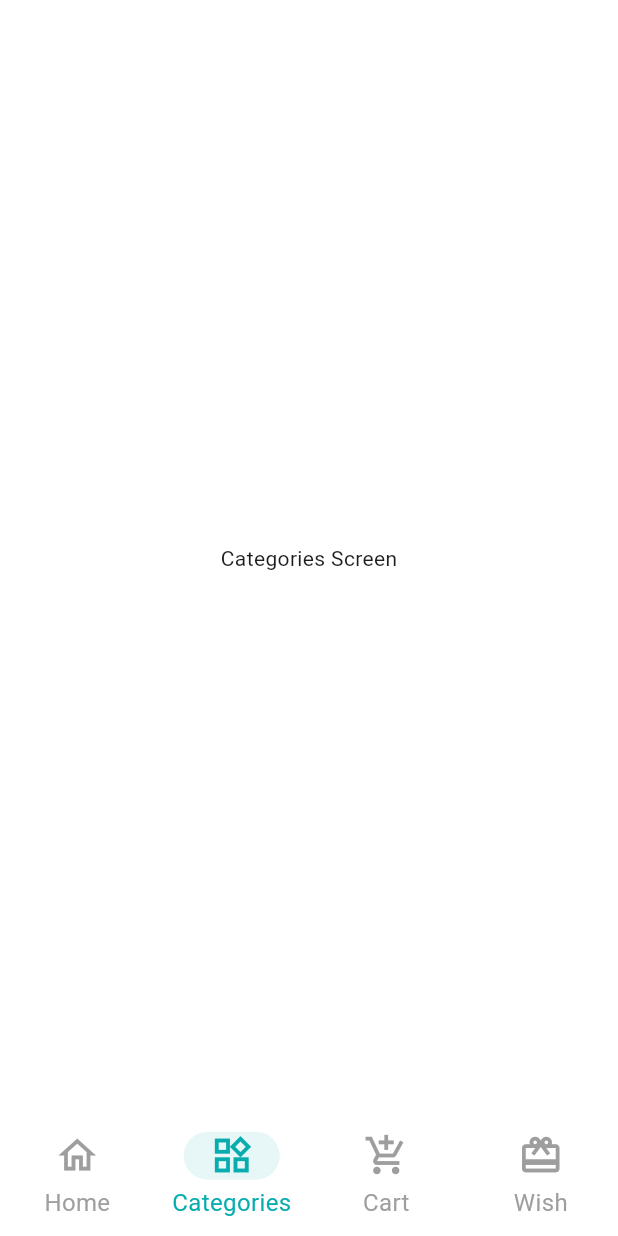
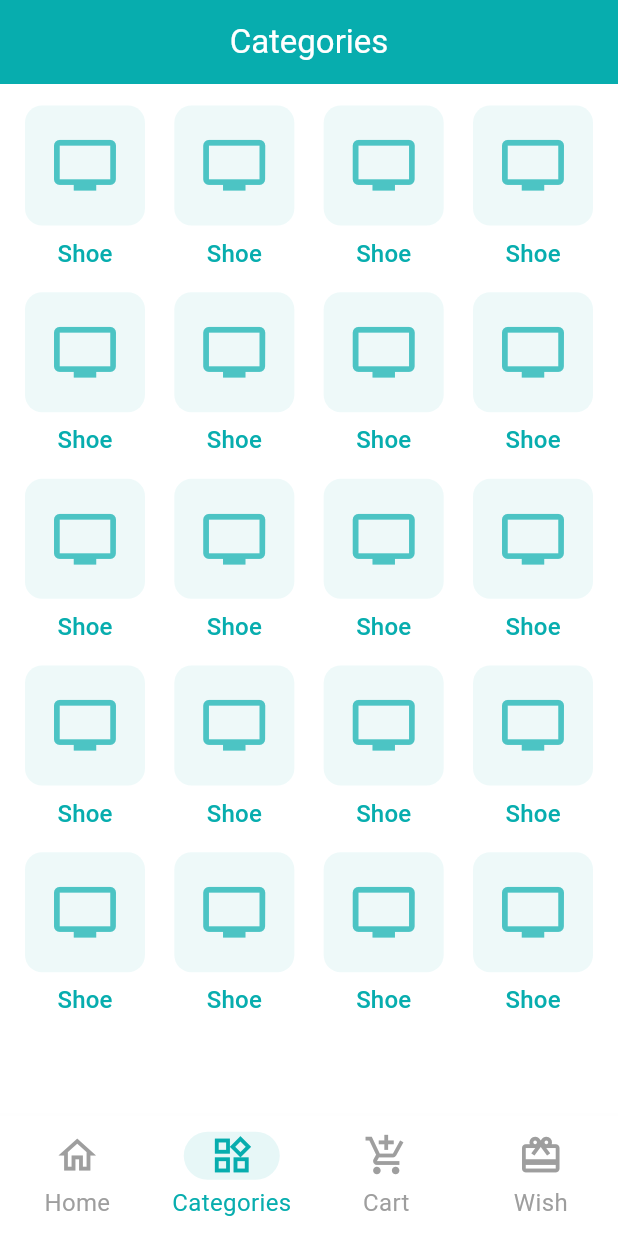
Before and after one commit to Istiakahmed180/crafty_bay, a Flutter app: the screen it shows after launch, item 2 of the bottom bar chosen, on a phone screen of 412 x 824 dp. Run offline on Flutter 3.47's test engine with Material 3 defaults, Android fonts, the phone set to English and light mode, and no system bars; our stand-ins replace flutter_screenutil, flutter_svg, fluttertoast, get, pin_code_fields, smooth_page_indicator.

Commit message:
categories screen design complete

```diff
--- a/lib/src/app/config/theme/light_theme.dart
+++ b/lib/src/app/config/theme/light_theme.dart
@@ -6,6 +6,7 @@ class LightTheme {
     return ThemeData(
         brightness: Brightness.light,
         scaffoldBackgroundColor: AppColors.white,
+        appBarTheme: _buildAppBarTheme(),
         inputDecorationTheme: _buildInputDecorationTheme(),
         elevatedButtonTheme: _buildElevatedButtonThemeData(),
         navigationBarTheme: _buildNavigationBarThemeData());
@@ -31,6 +32,11 @@ class LightTheme {
       surfaceTintColor: Colors.transparent,
       shadowColor: AppColors.black.withAlpha(50),
     );
+  }
+
+  static AppBarTheme _buildAppBarTheme() {
+    return AppBarTheme(
+        backgroundColor: AppColors.primary, foregroundColor: AppColors.white);
   }
 
   static ElevatedButtonThemeData _buildElevatedButtonThemeData() {
--- a/lib/src/common/widgets/navigation_cmn/navigation_cmn.dart
+++ b/lib/src/common/widgets/navigation_cmn/navigation_cmn.dart
@@ -1,7 +1,7 @@
 import 'package:crafty_bay/src/common/controller/navigation_cmn/navigation_cmn_controller.dart';
 import 'package:crafty_bay/src/screens/home/cart/view/cart_screen.dart';
 import 'package:crafty_bay/src/screens/home/categories/view/categories_screen.dart';
-import 'package:crafty_bay/src/screens/home/home/view/home_screen.dart';
+import 'package:crafty_bay/src/screens/home/home/view/UI/home_screen.dart';
 import 'package:crafty_bay/src/screens/home/wish/view/wish_screen.dart';
 import 'package:flutter/material.dart';
 import 'package:get/get.dart';
--- a/lib/src/screens/home/categories/view/categories_screen.dart
+++ b/lib/src/screens/home/categories/view/categories_screen.dart
@@ -1,12 +1,29 @@
+import 'package:crafty_bay/src/screens/home/home/view/widgets/category_card.dart';
 import 'package:flutter/material.dart';
+import 'package:flutter_screenutil/flutter_screenutil.dart';
 
 class CategoriesScreen extends StatelessWidget {
   const CategoriesScreen({super.key});
 
   @override
   Widget build(BuildContext context) {
-    return Center(
-      child: Text("Categories Screen"),
+    return Scaffold(
+      appBar: AppBar(
+        centerTitle: true,
+        title: const Text("Categories"),
+      ),
+      body: GridView.builder(
+        padding: EdgeInsets.symmetric(vertical: 12.h, horizontal: 6.w),
+        physics: const BouncingScrollPhysics(),
+        gridDelegate: const SliverGridDelegateWithFixedCrossAxisCount(
+          crossAxisCount: 4,
+          childAspectRatio: 0.8,
+        ),
+        itemCount: 20,
+        itemBuilder: (context, index) {
+          return CategoryCard(icon: Icons.tv, title: "Shoe");
+        },
+      ),
     );
   }
 }
--- a/lib/src/screens/home/home/widgets/category_card.dart
+++ b/lib/src/screens/home/home/view/widgets/category_card.dart
@@ -16,8 +16,8 @@ class CategoryCard extends StatelessWidget {
           width: 80,
           height: 80,
           decoration: BoxDecoration(
-              borderRadius: BorderRadius.circular(8.r),
-              color: AppColors.primary.withValues(alpha: 0.1)),
+              borderRadius: BorderRadius.circular(10.r),
+              color: AppColors.primary.withValues(alpha: 0.07)),
           child: Icon(
             icon,
             size: 45,
@@ -30,8 +30,8 @@ class CategoryCard extends StatelessWidget {
         Text(
           title,
           style: Theme.of(context).textTheme.titleMedium!.copyWith(
-                fontSize: 16.sp,
-                fontWeight: FontWeight.w400,
+                fontSize: 14.sp,
+                fontWeight: FontWeight.w500,
                 color: AppColors.primary,
               ),
         )
--- a/lib/src/screens/home/home/widgets/product_card.dart
+++ b/lib/src/screens/home/home/view/widgets/product_card.dart
@@ -16,7 +16,7 @@ class ProductCard extends StatelessWidget {
             offset: Offset(0, 1),
           ),
         ],
-        borderRadius: BorderRadius.circular(8.r),
+        borderRadius: BorderRadius.circular(10.r),
       ),
       width: 155.w,
       child: Column(
@@ -38,8 +38,8 @@ class ProductCard extends StatelessWidget {
                 ),
               ],
               borderRadius: BorderRadius.only(
-                  bottomLeft: Radius.circular(8.r),
-                  bottomRight: Radius.circular(8.r)),
+                  bottomLeft: Radius.circular(10.r),
+                  bottomRight: Radius.circular(10.r)),
               color: AppColors.white,
             ),
             child: Column(
```
Also changed, not shown: lib/src/screens/home/home/view/UI/home_screen.dart (renamed from lib/src/screens/home/home/view/home_screen.dart, +7 -7 lines), lib/src/screens/home/home/view/UI/sub_sections/home_app_bar.dart (renamed from lib/src/screens/home/home/view/sub_sections/home_app_bar.dart), lib/src/screens/home/home/view/UI/sub_sections/home_carousel_slider.dart (renamed from lib/src/screens/home/home/view/sub_sections/home_carousel_slider.dart), lib/src/screens/home/home/view/UI/sub_sections/home_search_field.dart (renamed from lib/src/screens/home/home/view/sub_sections/home_search_field.dart), lib/src/screens/home/home/view/widgets/home_header_and_widget.dart (renamed from lib/src/screens/home/home/widgets/home_header_and_widget.dart), lib/src/screens/home/home/view/widgets/home_section_slider.dart (renamed from lib/src/screens/home/home/widgets/home_section_slider.dart).
